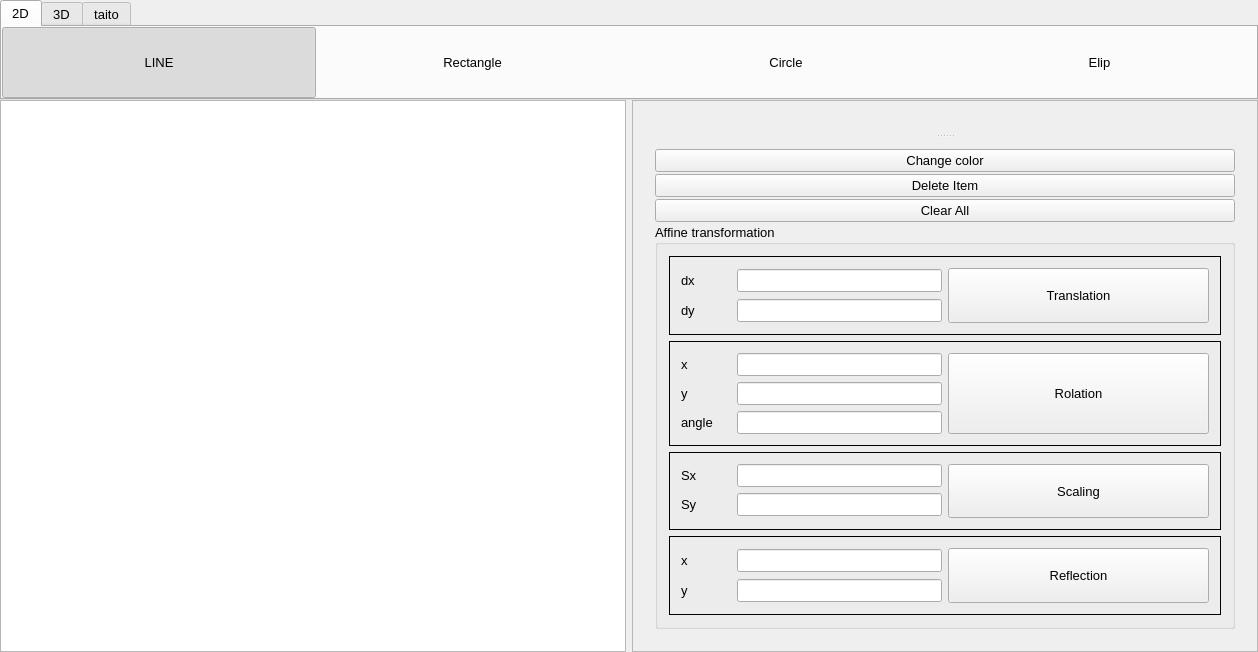
Qt form window.ui (giahuyng98/computer-graphics) before a commit.
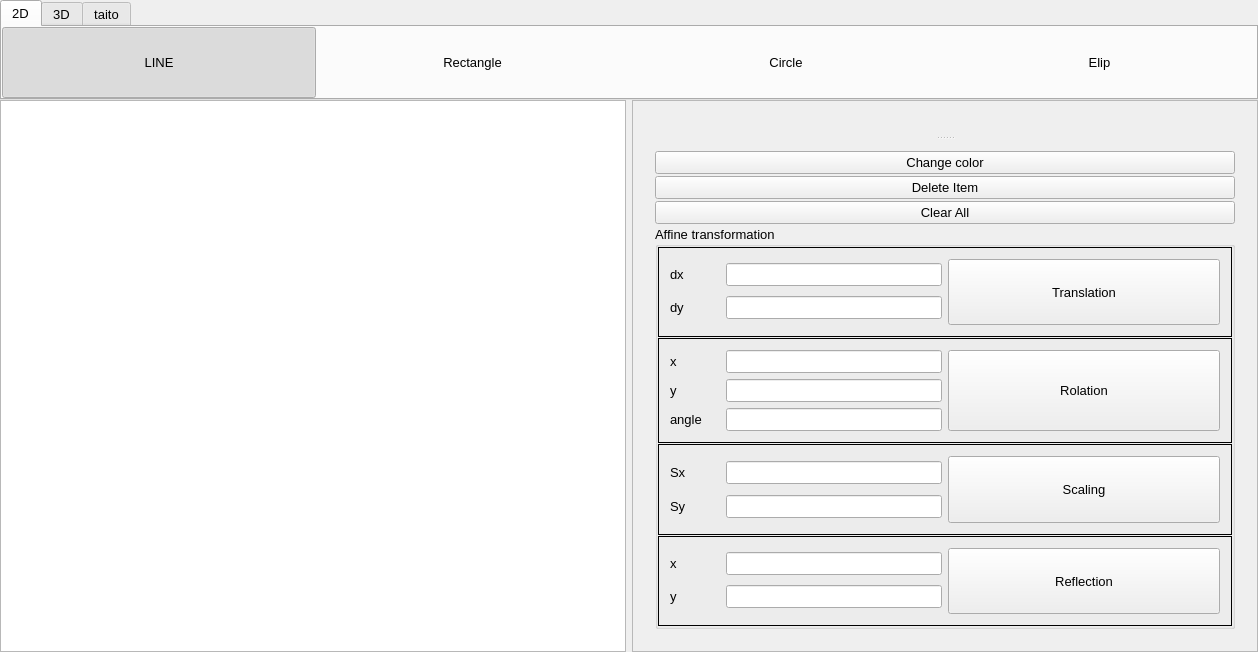
The same form after that commit.

What changed in the file:
```diff
--- a/window.ui
+++ b/window.ui
@@ -313,6 +313,12 @@
         <layout class="QVBoxLayout" name="verticalLayout_3">
          <item>
           <widget class="QSplitter" name="splitter">
+           <property name="sizePolicy">
+            <sizepolicy hsizetype="Preferred" vsizetype="Expanding">
+             <horstretch>0</horstretch>
+             <verstretch>0</verstretch>
+            </sizepolicy>
+           </property>
            <property name="orientation">
             <enum>Qt::Vertical</enum>
            </property>
@@ -351,6 +357,21 @@
                 <string>Affine transformation</string>
                </property>
                <layout class="QVBoxLayout" name="verticalLayout_4">
+                <property name="spacing">
+                 <number>1</number>
+                </property>
+                <property name="leftMargin">
+                 <number>0</number>
+                </property>
+                <property name="topMargin">
+                 <number>0</number>
+                </property>
+                <property name="rightMargin">
+                 <number>0</number>
+                </property>
+                <property name="bottomMargin">
+                 <number>0</number>
+                </property>
                 <item>
                  <widget class="QFrame" name="frame">
                   <property name="frameShape">
```
